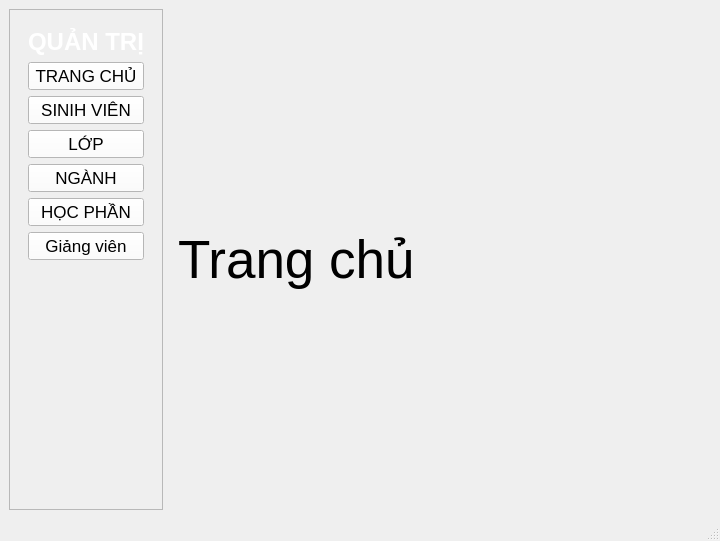
Before: the Qt Designer form gui/quantri.ui in trungnguyen9999/StudentCheckedFace, drawn with Qt 5.
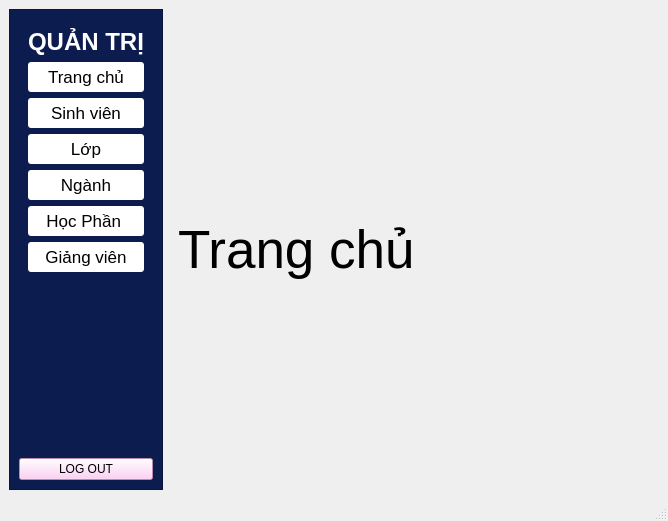
After: the same form once the commit is applied. The open tabs and pages were chosen to show the change. Icons and pictures are not drawn.

Patch:
```diff
--- a/gui/quantri.ui
+++ b/gui/quantri.ui
@@ -6,8 +6,8 @@
    <rect>
     <x>0</x>
     <y>0</y>
-    <width>720</width>
-    <height>541</height>
+    <width>668</width>
+    <height>521</height>
    </rect>
   </property>
   <property name="windowTitle">
@@ -27,15 +27,17 @@
         </property>
         <property name="maximumSize">
          <size>
-          <width>220</width>
+          <width>300</width>
           <height>16777215</height>
          </size>
         </property>
         <property name="styleSheet">
-         <string notr="true">background-color:rgb(13, 28, 79);
+         <string notr="true">QFrame{
+background-color:rgb(13, 28, 79);
+};
 QPushButton{
-
-background-color: white;
+color:red;
+background-color: red;
 }</string>
         </property>
         <property name="frameShape">
@@ -44,9 +46,9 @@
         <property name="frameShadow">
          <enum>QFrame::Raised</enum>
         </property>
-        <layout class="QFormLayout" name="formLayout">
-         <item row="0" column="0" colspan="2">
-          <widget class="QWidget" name="" native="true">
+        <layout class="QGridLayout" name="gridLayout_4">
+         <item row="0" column="0">
+          <widget class="QWidget" name="widget" native="true">
            <property name="maximumSize">
             <size>
              <width>16777215</width>
@@ -61,6 +63,14 @@
            <property name="styleSheet">
             <string notr="true">QPushButton{
 	background-color:white;
+	border-radius: 3px;
+	height:30px;
+}
+
+QPushButton:hover{
+	background-color:rgb(222, 210, 235);
+border: 1px solid red;
+font-weight:bold;
 }</string>
            </property>
            <layout class="QVBoxLayout" name="verticalLayout_2">
@@ -105,7 +115,11 @@
 align:left;</string>
               </property>
               <property name="text">
-               <string>TRANG CHỦ</string>
+               <string>Trang chủ</string>
+              </property>
+              <property name="icon">
+               <iconset>
+                <normaloff>../icons/house-solid.svg</normaloff>../icons/house-solid.svg</iconset>
               </property>
              </widget>
             </item>
@@ -117,7 +131,11 @@
                </font>
               </property>
               <property name="text">
-               <string>SINIH VIÊN</string>
+               <string>Sinh viên</string>
+              </property>
+              <property name="icon">
+               <iconset>
+                <normaloff>../icons/graduated.png</normaloff>../icons/graduated.png</iconset>
               </property>
              </widget>
             </item>
@@ -129,7 +147,11 @@
                </font>
               </property>
               <property name="text">
-               <string>LỚP</string>
+               <string>Lớp</string>
+              </property>
+              <property name="icon">
+               <iconset>
+                <normaloff>../icons/majority.png</normaloff>../icons/majority.png</iconset>
               </property>
              </widget>
             </item>
@@ -141,7 +163,11 @@
                </font>
               </property>
               <property name="text">
-               <string>NGÀNH</string>
+               <string>Ngành</string>
+              </property>
+              <property name="icon">
+               <iconset>
+                <normaloff>../icons/constellation.png</normaloff>../icons/constellation.png</iconset>
               </property>
              </widget>
             </item>
@@ -153,7 +179,11 @@
                </font>
               </property>
               <property name="text">
-               <string>HỌC PHẦN</string>
+               <string>Học Phần </string>
+              </property>
+              <property name="icon">
+               <iconset>
+                <normaloff>../icons/book.png</normaloff>../icons/book.png</iconset>
               </property>
              </widget>
             </item>
@@ -172,7 +202,20 @@
            </layout>
           </widget>
          </item>
-         <item row="1" column="1">
+         <item row="1" column="0">
+          <spacer name="verticalSpacer_2">
+           <property name="orientation">
+            <enum>Qt::Vertical</enum>
+           </property>
+           <property name="sizeHint" stdset="0">
+            <size>
+             <width>20</width>
+             <height>40</height>
+            </size>
+           </property>
+          </spacer>
+         </item>
+         <item row="2" column="0">
           <spacer name="verticalSpacer">
            <property name="orientation">
             <enum>Qt::Vertical</enum>
@@ -188,6 +231,20 @@
            </property>
           </spacer>
          </item>
+         <item row="3" column="0">
+          <widget class="QPushButton" name="btnLogout">
+           <property name="styleSheet">
+            <string notr="true">background-color: rgb(255, 197, 242)</string>
+           </property>
+           <property name="text">
+            <string>LOG OUT</string>
+           </property>
+           <property name="icon">
+            <iconset>
+             <normaloff>../icons/logout.png</normaloff>../icons/logout.png</iconset>
+           </property>
+          </widget>
+         </item>
         </layout>
        </widget>
       </item>
@@ -200,6 +257,12 @@
          <layout class="QGridLayout" name="gridLayout_2">
           <item row="0" column="0">
            <widget class="QLabel" name="label_2">
+            <property name="minimumSize">
+             <size>
+              <width>300</width>
+              <height>0</height>
+             </size>
+            </property>
             <property name="font">
              <font>
               <pointsize>40</pointsize>
```
Left out of the diff: 10 changed lines with no effect on the pictures.
